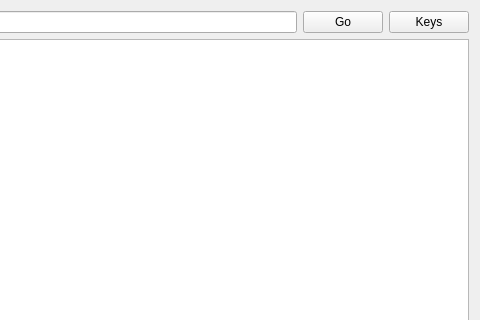
First picture: the form in mainwindow.ui, repository ephemerr/s3bar, before the edit; both pictures show x 190 to 670 and y 0 to 320 of the 670 by 412 pixel window.
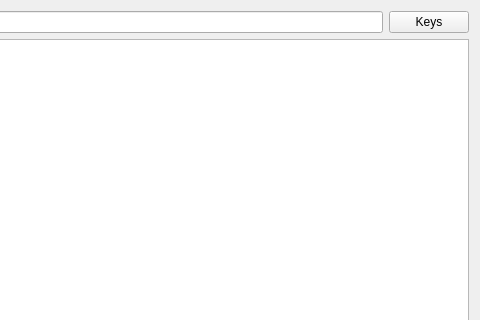
Second picture: the form after the edit.

Commit message: run on enter

What changed in the file:
```diff
--- a/mainwindow.ui
+++ b/mainwindow.ui
@@ -24,13 +24,6 @@
         </property>
        </widget>
       </item>
-      <item>
-       <widget class="QPushButton" name="pushButton">
-        <property name="text">
-         <string>Go</string>
-        </property>
-       </widget>
-      </item>
       <item>
        <widget class="QPushButton" name="pushButton_2">
         <property name="text">
```
The commit also changes 2 other files.
